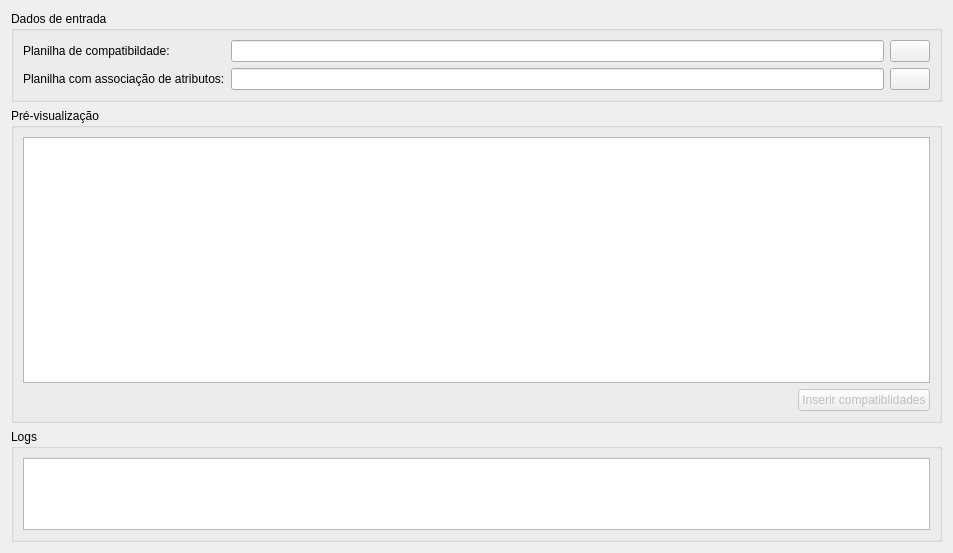
Old version of the form src/main/python/apps/integrador_meli/gui/ui/frm_inserir_compatibilidades_meli.ui in the repository thiagodiasbispo/WildHorse.
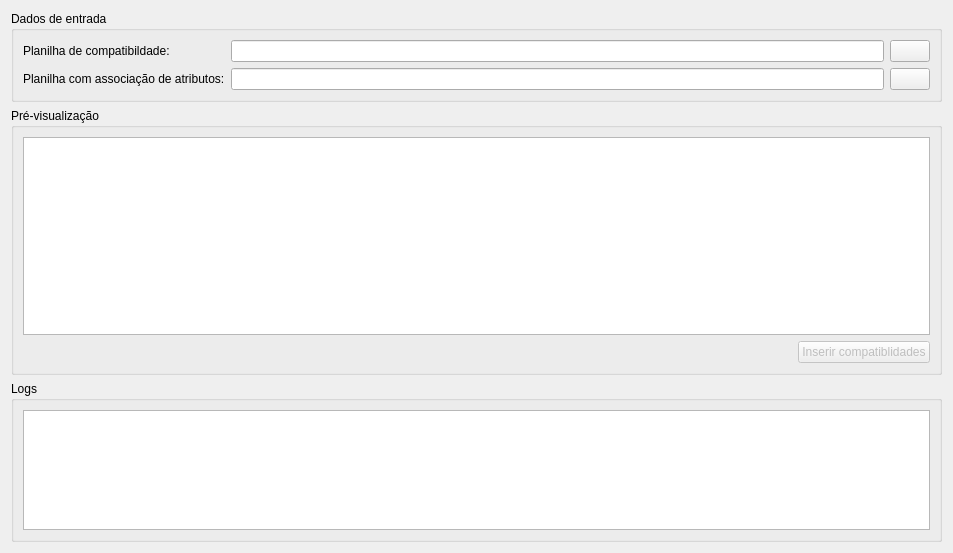
New version of the form. Icons and pictures are not drawn.

Commit message: FInalizando primeira versão de cadastro de compatibilidade

The edit to the form file:
```diff
--- a/src/main/python/apps/integrador_meli/gui/ui/frm_inserir_compatibilidades_meli.ui
+++ b/src/main/python/apps/integrador_meli/gui/ui/frm_inserir_compatibilidades_meli.ui
@@ -162,6 +162,12 @@
           <verstretch>0</verstretch>
          </sizepolicy>
         </property>
+        <property name="minimumSize">
+         <size>
+          <width>0</width>
+          <height>120</height>
+         </size>
+        </property>
         <property name="frameShape">
          <enum>QFrame::StyledPanel</enum>
         </property>
```
The commit also changes 11 other files.
